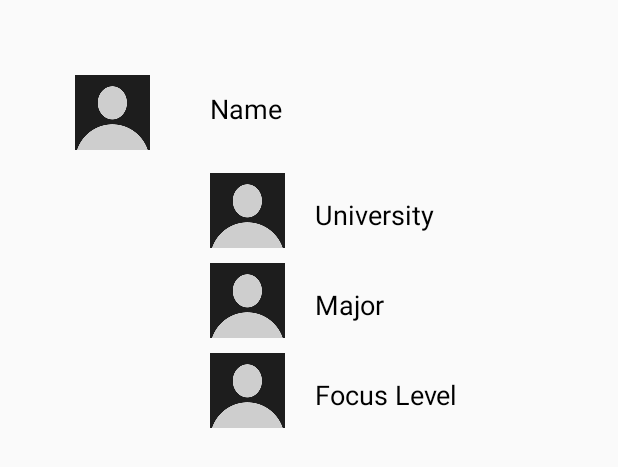
After one commit to kewu1992/ClassDiscuz, an Android app: the layout activity_view_others_profile.xml on its own in the app's theme, with its tools: preview values and no code run, on a phone screen of 412 x 824 dp. The commit adds this screen. Shown: the top 467 px of the screen. Run offline under Robolectric (Android 15) with nearby library versions, the phone set to English and light mode, and no system bars.

Commit message:
add ui for view other's profile

```diff
--- a/app/src/main/AndroidManifest.xml
+++ b/app/src/main/AndroidManifest.xml
@@ -14,7 +14,7 @@
         android:supportsRtl="true"
         android:theme="@style/AppTheme" >
         <activity
-            android:name=".LoginActivity"
+            android:name=".ui.LoginActivity"
             android:label="@string/title_activity_login" >
         </activity>
         <activity android:name=".ui.SignUpActivity" >
--- a/app/src/main/java/cmu/banana/classdiscuz/LoginActivity.java
+++ b/app/src/main/java/cmu/banana/classdiscuz/ui/LoginActivity.java
@@ -1,4 +1,4 @@
-package cmu.banana.classdiscuz;
+package cmu.banana.classdiscuz.ui;
 
 import android.animation.Animator;
 import android.animation.AnimatorListenerAdapter;
--- /dev/null
+++ b/app/src/main/java/cmu/banana/classdiscuz/ui/viewOthersProfileActivity.java
@@ -0,0 +1,28 @@
+package cmu.banana.classdiscuz.ui;
+
+import android.support.v7.app.AppCompatActivity;
+import android.os.Bundle;
+import android.widget.ImageView;
+import android.widget.TextView;
+
+import cmu.banana.classdiscuz.R;
+
+/**
+ * Created by WK on 11/6/15.
+ */
+public class viewOthersProfileActivity extends AppCompatActivity {
+    private ImageView avatarImageView;
+    private TextView nameTextView;
+    private TextView univeristyTextView;
+    private TextView majorTextView;
+    private TextView focusTextView;
+
+    @Override
+    protected void onCreate(Bundle savedInstanceState) {
+        super.onCreate(savedInstanceState);
+        setContentView(R.layout.activity_signup);
+
+
+    }
+
+}
--- a/app/src/main/res/layout/activity_login.xml
+++ b/app/src/main/res/layout/activity_login.xml
@@ -2,7 +2,7 @@
     xmlns:tools="http://schemas.android.com/tools" android:layout_width="match_parent"
     android:layout_height="match_parent" android:gravity="center_horizontal"
     android:orientation="vertical"
-    tools:context="cmu.banana.classdiscuz.LoginActivity">
+    tools:context="cmu.banana.classdiscuz.ui.LoginActivity">
 
     <!-- Login progress -->
     <ProgressBar android:id="@+id/login_progress" style="?android:attr/progressBarStyleLarge"
--- /dev/null
+++ b/app/src/main/res/layout/activity_view_others_profile.xml
@@ -0,0 +1,112 @@
+<?xml version="1.0" encoding="utf-8"?>
+<RelativeLayout xmlns:android="http://schemas.android.com/apk/res/android"
+    android:layout_width="match_parent" android:layout_height="match_parent">
+
+    <ImageView
+        android:layout_width="50dp"
+        android:layout_height="50dp"
+        android:id="@+id/view_profile_avatar_imageView"
+        android:layout_alignParentTop="true"
+        android:layout_alignParentStart="true"
+        android:src="@drawable/default_avatar"
+        android:layout_marginTop="50dp"
+        android:layout_marginLeft="50dp" />
+
+    <TextView
+        android:layout_width="wrap_content"
+        android:layout_height="wrap_content"
+        android:text="Name"
+        android:id="@+id/view_profile_name_textView"
+        android:layout_alignTop="@+id/view_profile_avatar_imageView"
+        android:layout_toEndOf="@+id/view_profile_avatar_imageView"
+        android:layout_marginStart="40dp"
+        android:textColor="#000000"
+        android:textSize="18dp"
+        android:layout_marginTop="10dp" />
+
+    <ImageView
+        android:layout_width="50dp"
+        android:layout_height="50dp"
+        android:id="@+id/view_profile_university_icon_imageView"
+        android:src="@drawable/default_avatar"
+        android:layout_marginLeft="0dp"
+        android:layout_below="@+id/view_profile_avatar_imageView"
+        android:layout_alignStart="@+id/view_profile_name_textView"
+        android:layout_marginTop="15dp" />
+
+    <TextView
+        android:layout_width="wrap_content"
+        android:layout_height="wrap_content"
+        android:text="University"
+        android:id="@+id/view_profile_university_textView"
+        android:textColor="#000000"
+        android:textSize="18dp"
+        android:layout_alignTop="@+id/view_profile_university_icon_imageView"
+        android:layout_toEndOf="@+id/view_profile_university_icon_imageView"
+        android:layout_marginLeft="20dp"
+        android:layout_marginTop="15dp" />
+
+    <ImageView
+        android:layout_width="50dp"
+        android:layout_height="50dp"
+        android:id="@+id/view_profile_major_icon_imageView"
+        android:src="@drawable/default_avatar"
+        android:layout_marginLeft="0dp"
+        android:layout_below="@+id/view_profile_university_icon_imageView"
+        android:layout_alignStart="@+id/view_profile_university_icon_imageView"
+        android:layout_marginTop="10dp" />
+
+    <TextView
+        android:layout_width="wrap_content"
+        android:layout_height="wrap_content"
+        android:text="Major"
+        android:id="@+id/view_profile_major_textView"
+        android:textColor="#000000"
+        android:textSize="18dp"
+        android:layout_marginLeft="20dp"
+        android:layout_alignTop="@+id/view_profile_major_icon_imageView"
+        android:layout_toEndOf="@+id/view_profile_major_icon_imageView"
+        android:layout_marginTop="15dp" />
+
+    <ImageView
+        android:layout_width="50dp"
+        android:layout_height="50dp"
+        android:id="@+id/view_profile_focus_icon_imageView"
+        android:src="@drawable/default_avatar"
+        android:layout_marginLeft="0dp"
+        android:layout_below="@+id/view_profile_major_icon_imageView"
+        android:layout_alignStart="@+id/view_profile_major_icon_imageView"
+        android:layout_marginTop="10dp" />
+
+    <TextView
+        android:layout_width="wrap_content"
+        android:layout_height="wrap_content"
+        android:text="Focus Level"
+        android:id="@+id/view_profile_focus_textView"
+        android:textColor="#000000"
+        android:textSize="18dp"
+        android:layout_marginLeft="20dp"
+        android:layout_alignTop="@+id/view_profile_focus_icon_imageView"
+        android:layout_toEndOf="@+id/view_profile_focus_icon_imageView"
+        android:layout_marginTop="15dp" />
+
+    <TextView
+        android:layout_width="wrap_content"
+        android:layout_height="wrap_content"
+        android:text="Registered Course:"
+        android:id="@+id/view_profile_registered_course_textView"
+        android:textColor="#000000"
+        android:textSize="18dp"
+        android:layout_marginLeft="20dp"
+        android:layout_alignTop="@+id/view_profile_name_textView"
+        android:layout_toEndOf="@+id/view_profile_focus_textView"
+        android:layout_marginStart="245dp" />
+
+    <ListView
+        android:layout_width="wrap_content"
+        android:layout_height="wrap_content"
+        android:id="@+id/view_profile_register_course_listView"
+        android:layout_alignTop="@+id/view_profile_avatar_imageView"
+        android:layout_toEndOf="@+id/view_profile_registered_course_textView"
+        android:choiceMode="none" />
+</RelativeLayout>
```
